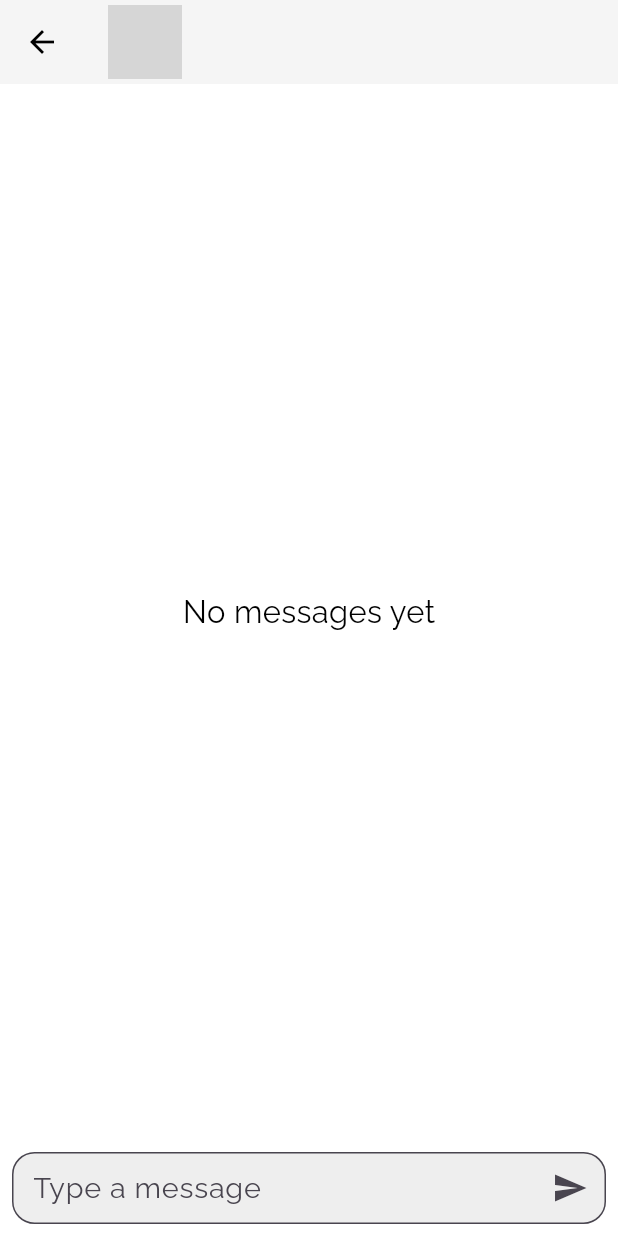
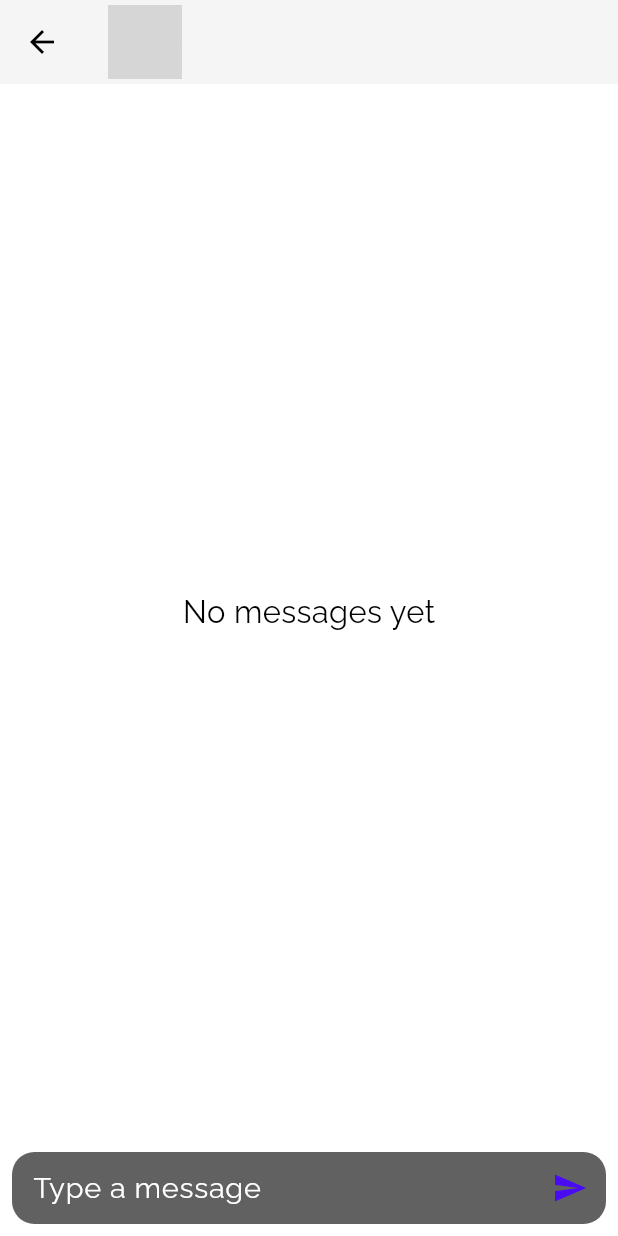
Before and after one commit to mustapha-amin/conversio, a Flutter app: the MessageScreen screen opened directly with empty values, on a phone screen of 412 x 824 dp. Run offline on Flutter 3.47's test engine with Material 2 defaults, Android fonts, the phone set to English and light mode, and no system bars; our stand-ins replace cloud_firestore, firebase_auth, firebase_core, firebase_storage, flutter_chat_bubble, google_fonts and 3 more; accounts and stored records are empty; network calls fail; grey boxes are pictures that could not be loaded.

Commit message:
messages now have ids

```diff
--- a/lib/models/message.dart
+++ b/lib/models/message.dart
@@ -1,39 +1,50 @@
 import 'package:cloud_firestore/cloud_firestore.dart';
-import 'package:conversio/utils/enums.dart';
 
 class Message {
+  String? id;
   String? content;
   String? senderId;
   String? receiverId;
   DateTime? timeSent;
 
-  Message({this.content, this.senderId, this.receiverId, this.timeSent});
+  Message({String? id, this.content, this.senderId, this.receiverId, this.timeSent}) : id = DateTime.now().microsecondsSinceEpoch.toString();
 
   factory Message.fromJson(Map<String, dynamic> json) {
     return Message(
+      id: json['id'],
       content: json['content'],
       senderId: json['senderId'],
       receiverId: json['receiverId'],
-      timeSent:  (json['timeSent'] as Timestamp).toDate(),
+      timeSent: (json['timeSent'] as Timestamp).toDate(),
     );
   }
 
   Map<String, dynamic> toJson() {
     return {
+      'id': id,
       'content': content,
       'senderId': senderId,
       'receiverId': receiverId,
       'timeSent': timeSent,
     };
   }
+
+  @override
+  bool operator ==(covariant Object other) {
+    return identical(this, other) ||
+        other is Message &&
+            id == other.id &&
+            content == other.content &&
+            senderId == other.senderId &&
+            receiverId == other.receiverId &&
+            timeSent == other.timeSent;
+  }
+
+  @override
+  int get hashCode =>
+      id.hashCode ^
+      content.hashCode ^
+      senderId.hashCode ^
+      receiverId.hashCode ^
+      timeSent.hashCode;
 }
-
-class MessageList {
-  List<Message>? messages;
-
-  MessageList({this.messages});
-
-  factory MessageList.fromJson(Map<String, dynamic> json) {
-    return MessageList(messages: json['messages'] as List<Message>);
-  }
-}
--- a/lib/views/screens/message_screen.dart
+++ b/lib/views/screens/message_screen.dart
@@ -1,3 +1,4 @@
+import 'package:conversio/pallette.dart';
 import 'package:google_fonts/google_fonts.dart';
 import 'package:provider/provider.dart';
 import 'package:conversio/models/message.dart';
@@ -24,6 +25,7 @@ class MessageScreen extends StatefulWidget {
 
 class _MessageScreenState extends State<MessageScreen> {
   final TextEditingController messageController = TextEditingController();
+  final scrollController = ScrollController();
 
   @override
   Widget build(BuildContext context) {
@@ -114,6 +116,7 @@ class _MessageScreenState extends State<MessageScreen> {
                       : Padding(
                           padding: const EdgeInsets.symmetric(horizontal: 7),
                           child: ListView.builder(
+                            controller: scrollController,
                             itemCount: snapshot.data!.length,
                             itemBuilder: (context, index) {
                               return CustomChatBubble(
@@ -124,37 +127,47 @@ class _MessageScreenState extends State<MessageScreen> {
                         ),
                 );
               } else {
-                return Center(
-                  child: Text(
-                    "No messages yet",
-                    style: kTextStyle(context: context, size: 15),
-                  ),
-                );
+                return const Center(child: CircularProgressIndicator());
               }
             },
           ),
           Padding(
             padding: const EdgeInsets.all(8.0),
             child: TextField(
+              style: GoogleFonts.raleway(
+                fontSize: 14.sp,
+                color: Colors.white,
+              ),
+              keyboardType: TextInputType.multiline,
+              minLines: 1,
+              maxLines: 5,
               controller: messageController,
-              keyboardType: TextInputType.multiline,
-              maxLines: 1,
               decoration: InputDecoration(
+                enabledBorder: OutlineInputBorder(
+                  borderSide: BorderSide.none,
+                  borderRadius: BorderRadius.circular(15),
+                ),
+                disabledBorder: OutlineInputBorder(
+                  borderSide: BorderSide.none,
+                  borderRadius: BorderRadius.circular(15),
+                ),
                 contentPadding: const EdgeInsets.symmetric(
                   horizontal: 10,
                   vertical: 5,
                 ),
-                fillColor: Colors.grey[200],
+                fillColor: Colors.grey[700],
                 filled: true,
                 hintText: "Type a message",
                 border: OutlineInputBorder(
+                  borderSide: BorderSide.none,
                   borderRadius: BorderRadius.circular(15),
                 ),
-                hintStyle: GoogleFonts.raleway(fontSize: 14.sp),
+                hintStyle:
+                    GoogleFonts.raleway(fontSize: 14.sp, color: Colors.white),
                 suffixIcon: IconButton(
                   onPressed: () {
                     messageController.text.isEmpty
-                        ? log(widget.user!.id.toString())
+                        ? null
                         : DatabaseService().sendMessage(
                             Message(
                               content: messageController.text,
@@ -165,7 +178,10 @@ class _MessageScreenState extends State<MessageScreen> {
                           );
                     messageController.clear();
                   },
-                  icon: const Icon(Icons.send),
+                  icon: const Icon(
+                    Icons.send,
+                    color: AppColors.accent,
+                  ),
                 ),
               ),
               textAlignVertical: TextAlignVertical.center,
```
Also changed, not shown: lib/services/database.dart (+24 -4 lines).
